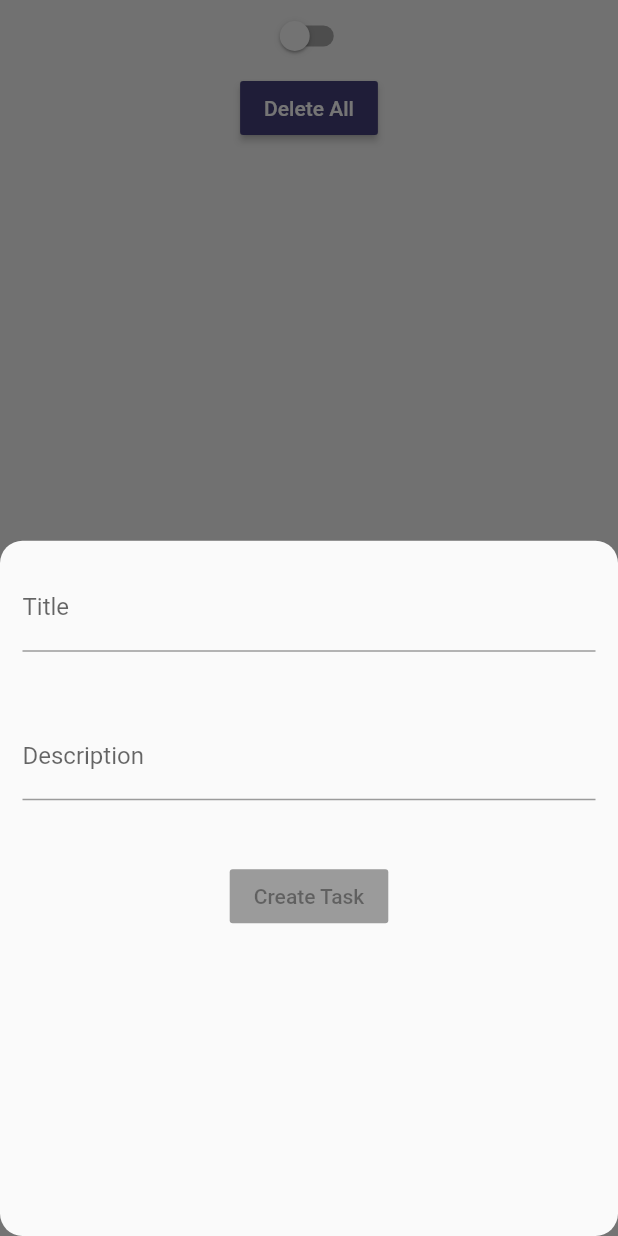
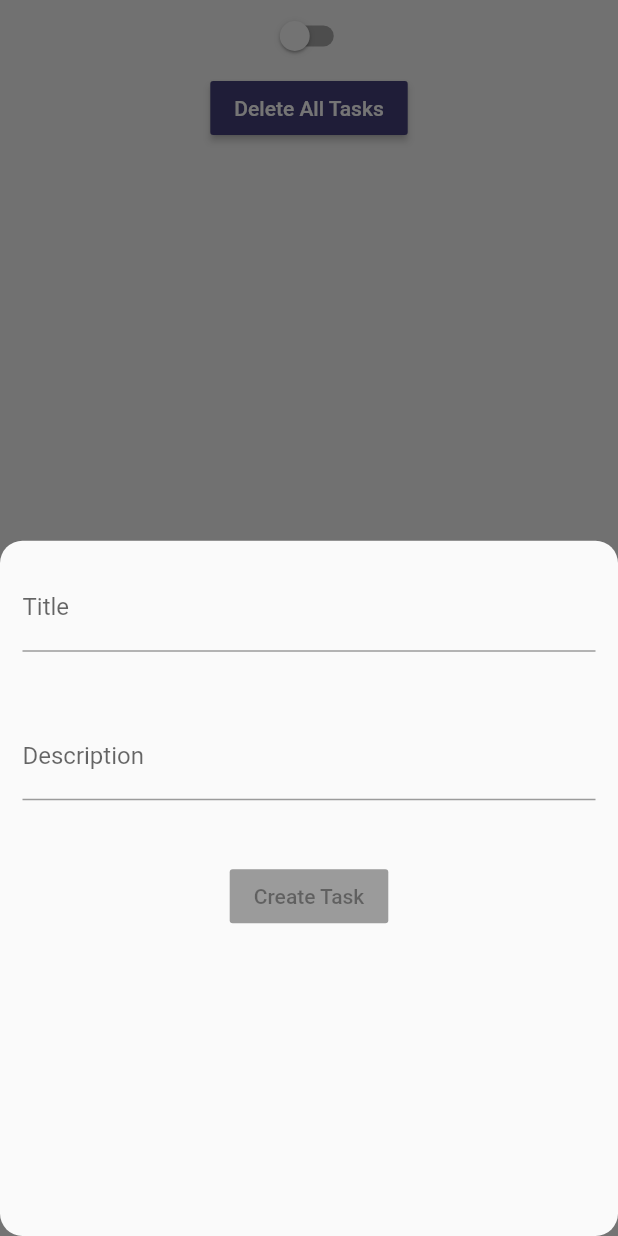
Before and after one commit to jlaskowska/todo, a Flutter app: the screen it shows after launch, after a tap on the "settings" icon, after a tap on the "add" icon, on a phone screen of 412 x 824 dp. Run offline on Flutter 3.47's test engine with Material 2 defaults, Android fonts, the phone set to English and light mode, and no system bars; our stand-ins replace flutter_mobx, hive, hive_flutter, mobx; accounts and stored records are empty; generated files the repository leaves out were written again.

Commit message:
Updated localizations.

```diff
--- a/lib/localizations.dart
+++ b/lib/localizations.dart
@@ -15,19 +15,22 @@ class AppLocalizations {
       'createTaskSheetTextFieldTitle': 'Title',
       'createTaskSheetTextFieldDescription': 'Description',
       'createTaskSheetButton': 'Create Task',
-      'settingsScreenButtonDeleteAll': 'Delete All',
+      'settingsScreenButtonDeleteAll': 'Delete All Tasks',
+      'taskScreenSnackbarTaskDeleted': 'Task deleted.'
     },
     'de': {
       'createTaskSheetTextFieldTitle': 'Titel',
       'createTaskSheetTextFieldDescription': 'Beschreibung',
-      'createTaskSheetButton': 'Create Task',
-      'settingsScreenButtonDeleteAll': 'Alles Löschen',
+      'createTaskSheetButton': 'Aufgabe erstellen',
+      'settingsScreenButtonDeleteAll': 'Alle Aufgaben Löschen',
+      'taskScreenSnackbarTaskDeleted': 'Aufgabe gelöscht.'
     },
     'pl': {
       'createTaskSheetTextFieldTitle': 'Tytuł',
       'createTaskSheetTextFieldDescription': 'Opis',
-      'createTaskSheetButton': 'Create Task',
+      'createTaskSheetButton': 'Utwórz Task',
       'settingsScreenButtonDeleteAll': 'Usuń wszystko',
+      'taskScreenSnackbarTaskDeleted': 'Task usunięty.'
     },
   };
 
@@ -45,6 +48,10 @@ class AppLocalizations {
 
   String get settingsScreenButtonDeleteAll {
     return _localizedValues[locale.languageCode]['settingsScreenButtonDeleteAll'];
+  }
+
+  String get taskScreenSnackbarTaskDeleted {
+    return _localizedValues[locale.languageCode]['taskScreenSnackbarTaskDeleted'];
   }
 }
 
--- a/lib/widgets/task_screen/task_screen.dart
+++ b/lib/widgets/task_screen/task_screen.dart
@@ -1,6 +1,7 @@
 import 'package:flutter/material.dart';
 import 'package:hive/hive.dart';
 import 'package:hive_flutter/hive_flutter.dart';
+import 'package:todo/localizations.dart';
 import 'package:todo/models/task.dart';
 import 'package:todo/widgets/task_screen/task_screen_store.dart';
 
@@ -43,7 +44,7 @@ class TaskScreen extends StatelessWidget {
                   SnackBar(
                     backgroundColor: Theme.of(context).bottomAppBarColor,
                     content: Text(
-                      'Task \'${task.title}\' dismissed',
+                      AppLocalizations.of(context).taskScreenSnackbarTaskDeleted,
                       style: Theme.of(context).textTheme.body1,
                     ),
                     behavior: SnackBarBehavior.floating,
```
